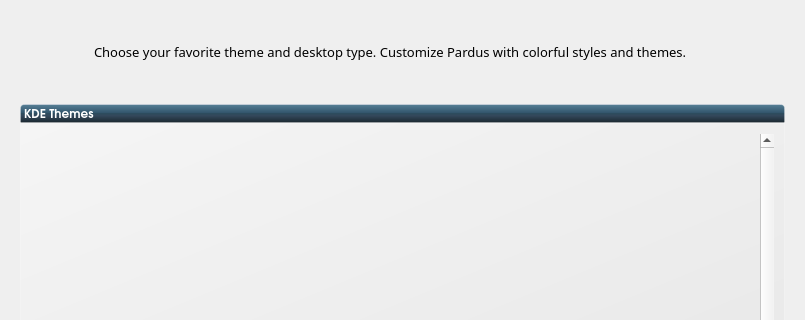
Above: kde/kaptan/ui/ui_scrStyle.ui from pars-linux/uludag before the change; both pictures show x 0 to 805 and y 0 to 320 of the 805 by 524 pixel window. Below: the same form after it.
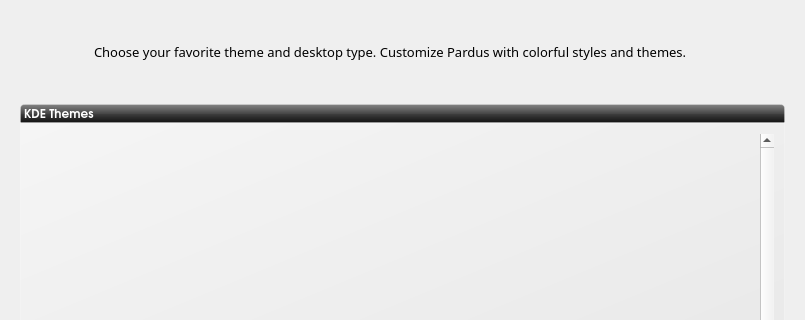
That is the form after the change. Icons and pictures are not drawn.

Commit message: change color to blackish gray

```diff
--- a/kde/kaptan/ui/ui_scrStyle.ui
+++ b/kde/kaptan/ui/ui_scrStyle.ui
@@ -114,7 +114,7 @@
         </font>
        </property>
        <property name="styleSheet">
-        <string notr="true">background-color: qlineargradient(spread:pad, x1:0.5, y1:1, x2:0.5, y2:0, stop:0 rgba(26, 38, 45, 255), stop:0.398093 rgba(51, 72, 91, 255), stop:0.521739 rgba(45, 76, 94, 255), stop:0.531585 rgba(49, 84, 106, 255), stop:0.983696 rgba(85, 126, 149, 255), stop:1 rgba(120, 146, 172, 255));
+        <string notr="true">    background-color: qlineargradient(spread:pad, x1:0.5, y1:0, x2:0.5, y2:1, stop:0 rgba(132, 132, 132, 255), stop:0.501481 rgba(70, 70, 70, 255), stop:0.503057 rgba(62, 62, 62, 255), stop:1 rgba(16, 16, 16, 255));
 /*background-color: qlineargradient(spread:pad, x1:1, y1:1, x2:0, y2:0, stop:0 rgba(219, 219, 219, 100), stop:1 rgba(255, 255, 255, 100));*/
 border: 1px solid rgba(255,255,255,50);
 color:white;
```
The commit also changes 9 other files.
